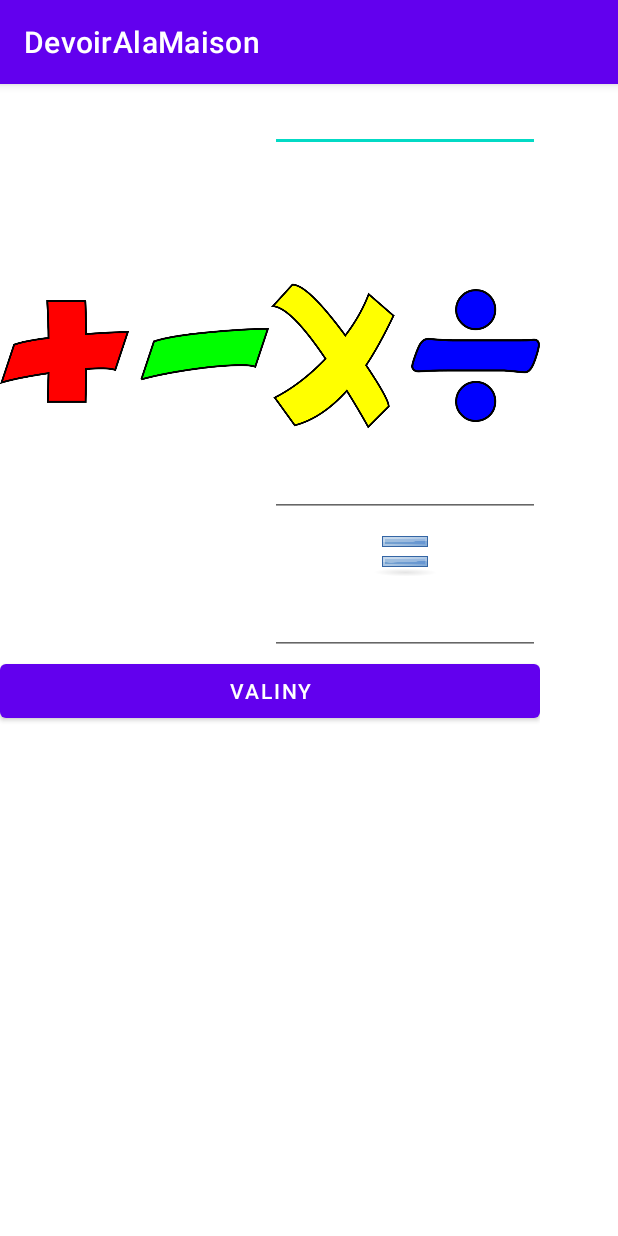
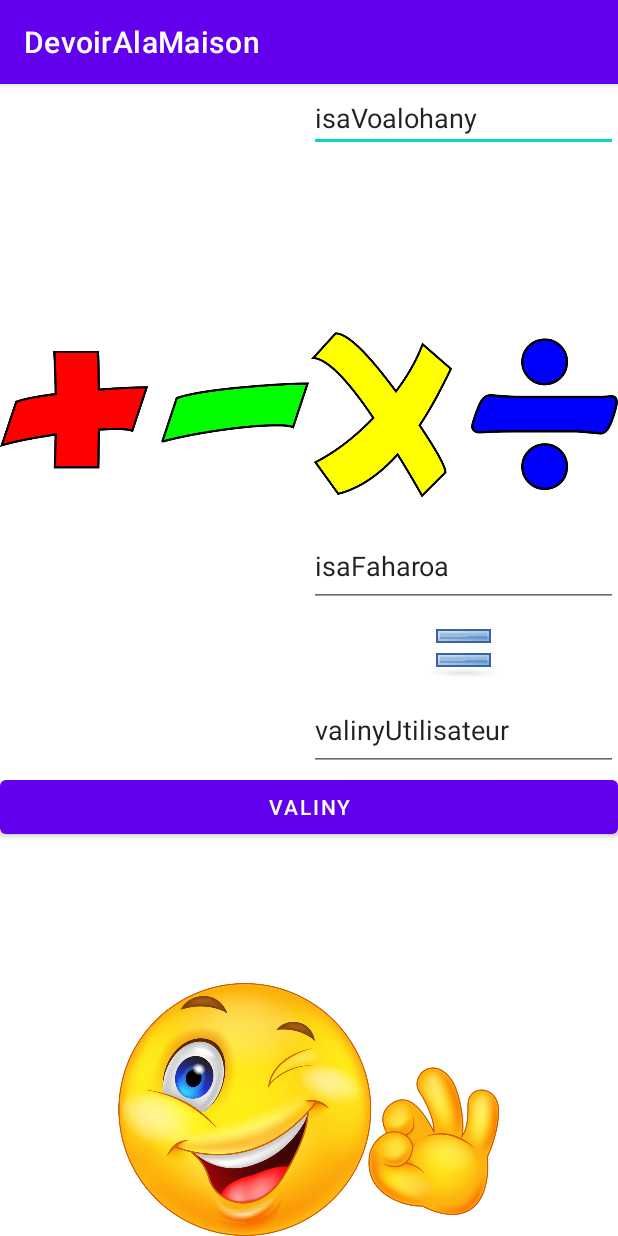
Before and after one commit to ni-mailix/DevoirAlaMaison, an Android app: the screen it shows after launch (MainActivity), on a phone screen of 412 x 824 dp. Run offline under Robolectric (Android 15) with nearby library versions, the phone set to English and light mode, and no system bars.

Commit message:
commit 20220518-16:35

```diff
--- a/app/src/main/java/com/example/devoiralamaison/controleur/Controle.java
+++ b/app/src/main/java/com/example/devoiralamaison/controleur/Controle.java
@@ -22,7 +22,7 @@ public class Controle {
     public void creerProfil (Float isaVoalohany,Float isaFaharoa, Integer operateur,   Float valinyTenaIzy, Float valinyUtilisateur){
         profil = new Profil (isaVoalohany, isaFaharoa, operateur, valinyUtilisateur, valinyTenaIzy);
     }
-
+/*
     public float getValinyTenaIzy (){
         return profil.getValinyTenaIzy();
     }
@@ -30,5 +30,5 @@ public class Controle {
     public ImageView getFampitahana(){
         return profil.getImgValiny();
     }
-
+*/
 }
--- a/app/src/main/java/com/example/devoiralamaison/modele/Profil.java
+++ b/app/src/main/java/com/example/devoiralamaison/modele/Profil.java
@@ -5,6 +5,7 @@ import android.widget.ImageView;
 import android.widget.Toast;
 
 import androidx.appcompat.app.AlertDialog;
+import androidx.appcompat.app.AlertDialog.Builder;
 
 import com.example.devoiralamaison.R;
 
@@ -62,20 +63,21 @@ public class Profil {
     }else if (operateur ==3){
         valinyTenaIzy = isaVoalohany * isaFaharoa;
     }else{
+        /*
         if (isaFaharoa == 0){
-            //Toast.makeText(this, "Tsy mety ny division 0",Toast.LENGTH_SHORT ).show();
-
-            AlertDialog alertDialog = new AlertDialog.Builder(this)
+            Toast.makeText(this, "Tsy mety ny division 0",Toast.LENGTH_SHORT ).show();
+/*
+            AlertDialog alertDialog = new Builder(this, "Division 0 tsy mety")
 //set icon
                 //    .setIcon(android.R.drawable.ic_dialog_alert)//set title
-                    .setTitle("Are you sure to Exit")//set message
-                    .setMessage("Exiting will call finish() method")
+                    .setTitle("Division 0")//set message
+                    .setMessage("Tsy mety ny division 0")
                     .show();
 
 
-        } else {
+        } else {*/
             valinyTenaIzy = isaVoalohany / isaFaharoa;
-        }
+       // }
     }
     }
 
--- a/app/src/main/java/com/example/devoiralamaison/vue/MainActivity.java
+++ b/app/src/main/java/com/example/devoiralamaison/vue/MainActivity.java
@@ -5,6 +5,7 @@ import android.view.View;
 import android.widget.Button;
 import android.widget.EditText;
 import android.widget.ImageView;
+import android.widget.Toast;
 
 import androidx.appcompat.app.AppCompatActivity;
 
@@ -48,8 +49,10 @@ public class MainActivity extends AppCompatActivity {
         multiplication = findViewById(R.id.imgMultiplication);
         division = findViewById(R.id.imgDivision);
         valinyUtilisateur = findViewById(R.id.valinyUtilisateur);
+        imgValiny = (ImageView) findViewById(R.id.imgTsara);
+        vOperateur();
         klikBtnValiny();
-        vOperateur();
+
     }
 
     private Integer vOperateur(){
@@ -116,6 +119,12 @@ public class MainActivity extends AppCompatActivity {
     //lier les valeurs créés avec le valeur en entrée graphique écran
 
   private void klikBtnValiny (){
+/*
+      if (isaFaharoa == 0){
+          Toast.makeText(this, "Tsy mety ny division 0",Toast.LENGTH_SHORT ).show();
+      }
+       */
+
       findViewById(R.id.btValiny).setOnClickListener(new Button.OnClickListener() {
           @Override
           public void onClick(View view) {
@@ -135,12 +144,7 @@ public class MainActivity extends AppCompatActivity {
 
 
 
-                  if (valinyTenaIzy == valinyUtilisateur)
-                  {
-                      imgValiny.setImageResource(R.drawable.tsara);
-                  } else {
-                      imgValiny.setImageResource(R.drawable.ratsy);
-                  }
+
 
 
 
@@ -153,6 +157,13 @@ public class MainActivity extends AppCompatActivity {
 
 private void fampitahana(Float isaVoalohany,  Float isaFaharoa, Integer operateur, Float valinyTenaIzy, Float valinyUtilisateur){
     this.controle.creerProfil(isaVoalohany,  isaFaharoa, operateur, valinyTenaIzy, valinyUtilisateur);
+
+    if (valinyTenaIzy == valinyUtilisateur)
+    {
+        imgValiny.setImageResource(R.drawable.ratsy);
+    } else {
+        imgValiny.setImageResource(R.drawable.tsara);
+    }
     }
 
 }
--- a/app/src/main/res/layout/activity_main.xml
+++ b/app/src/main/res/layout/activity_main.xml
@@ -7,8 +7,8 @@
     tools:context=".vue.MainActivity">
 
     <LinearLayout
-        android:layout_width="360dp"
-        android:layout_height="639dp"
+        android:layout_width="match_parent"
+        android:layout_height="match_parent"
         android:orientation="vertical"
         tools:layout_editor_absoluteX="2dp"
         tools:layout_editor_absoluteY="0dp">
@@ -35,7 +35,8 @@
                     android:layout_width="match_parent"
                     android:layout_height="wrap_content"
                     android:ems="10"
-                    android:inputType="number" />
+                    android:inputType="number"
+                    android:text="isaVoalohany" />
             </LinearLayout>
         </LinearLayout>
 
@@ -122,7 +123,8 @@
                     android:layout_height="0dp"
                     android:layout_weight="1"
                     android:ems="10"
-                    android:inputType="number" />
+                    android:inputType="number"
+                    android:text="isaFaharoa" />
 
                 <ImageView
                     android:id="@+id/imageView5"
@@ -137,7 +139,8 @@
                     android:layout_height="0dp"
                     android:layout_weight="1"
                     android:ems="10"
-                    android:inputType="textPersonName" />
+                    android:inputType="number"
+                    android:text="valinyUtilisateur" />
 
             </LinearLayout>
         </LinearLayout>
@@ -164,16 +167,19 @@
             android:orientation="horizontal">
 
             <LinearLayout
+                android:id="@+id/imgValiny1"
                 android:layout_width="match_parent"
                 android:layout_height="match_parent"
                 android:layout_weight="1"
-                android:orientation="vertical"></LinearLayout>
+                android:orientation="vertical">
 
-            <LinearLayout
-                android:layout_width="match_parent"
-                android:layout_height="match_parent"
-                android:layout_weight="1"
-                android:orientation="vertical"></LinearLayout>
+                <ImageView
+                    android:id="@+id/imgTsara"
+                    android:layout_width="match_parent"
+                    android:layout_height="wrap_content"
+                    app:srcCompat="@drawable/tsara" />
+            </LinearLayout>
+
         </LinearLayout>
     </LinearLayout>
 </androidx.constraintlayout.widget.ConstraintLayout>
```
